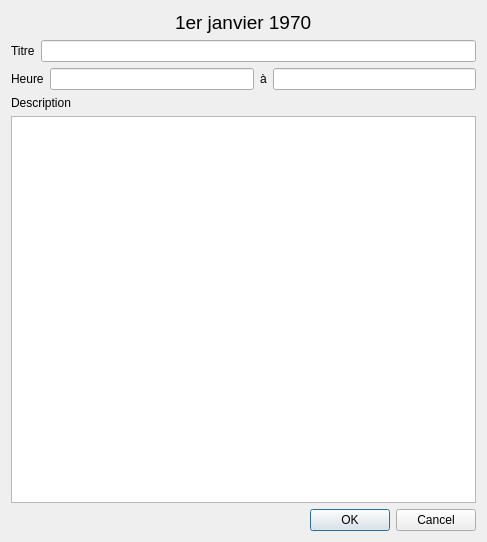
Qt form VECalendar/addmoddialog.ui (gnuvince/IFT2905-TP2) before a commit.
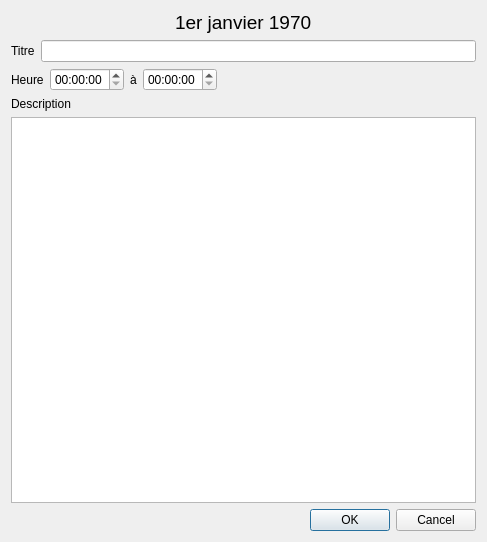
The same form after that commit.

Commit message: calendarWidget signal/slot

Diff of the .ui file:
```diff
--- a/VECalendar/addmoddialog.ui
+++ b/VECalendar/addmoddialog.ui
@@ -80,7 +80,7 @@
       </widget>
      </item>
      <item>
-      <widget class="QLineEdit" name="startTime"/>
+      <widget class="QTimeEdit" name="timeEdit_2"/>
      </item>
      <item>
       <widget class="QLabel" name="z_label_4">
@@ -90,7 +90,20 @@
       </widget>
      </item>
      <item>
-      <widget class="QLineEdit" name="endTime"/>
+      <widget class="QTimeEdit" name="timeEdit"/>
+     </item>
+     <item>
+      <spacer name="horizontalSpacer_2">
+       <property name="orientation">
+        <enum>Qt::Horizontal</enum>
+       </property>
+       <property name="sizeHint" stdset="0">
+        <size>
+         <width>40</width>
+         <height>20</height>
+        </size>
+       </property>
+      </spacer>
      </item>
     </layout>
    </item>
```
The commit also changes 2 other files.
